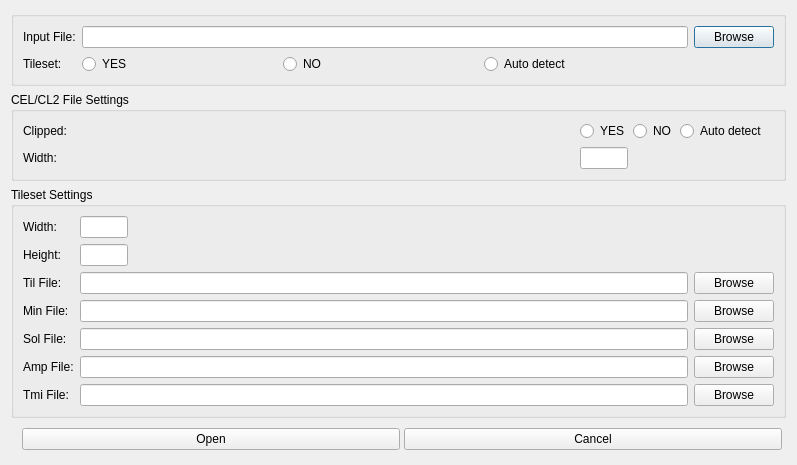
First picture: the form in source/openasdialog.ui, repository pionere/d1-graphics-tool, before the edit.
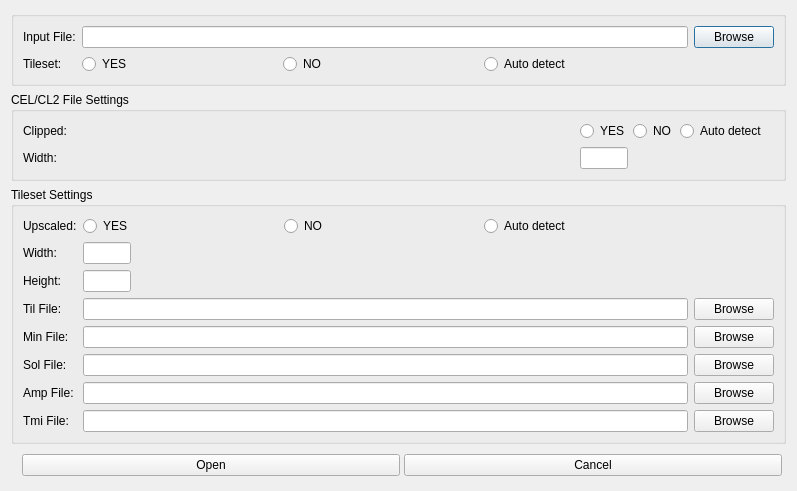
Second picture: the form after the edit.

Commit message: add support for upscaled tilesets

```diff
--- a/source/openasdialog.ui
+++ b/source/openasdialog.ui
@@ -222,13 +222,78 @@
      </property>
      <layout class="QGridLayout" name="gridLayout_2">
       <item row="0" column="0">
+       <widget class="QLabel" name="minUpscaledLabel">
+        <property name="text">
+         <string>Upscaled:</string>
+        </property>
+       </widget>
+      </item>
+      <item row="0" column="1">
+       <widget class="QWidget" name="minUpscaledWidget" native="true">
+        <layout class="QHBoxLayout" name="horizontalLayout_3">
+         <property name="spacing">
+          <number>4</number>
+         </property>
+         <property name="leftMargin">
+          <number>0</number>
+         </property>
+         <property name="topMargin">
+          <number>0</number>
+         </property>
+         <property name="rightMargin">
+          <number>0</number>
+         </property>
+         <property name="bottomMargin">
+          <number>0</number>
+         </property>
+         <item>
+          <widget class="QRadioButton" name="minUpscaledYesRadioButton">
+           <property name="text">
+            <string>YES</string>
+           </property>
+           <attribute name="buttonGroup">
+            <string notr="true">minUpscaledButtonGroup</string>
+           </attribute>
+          </widget>
+         </item>
+         <item>
+          <widget class="QRadioButton" name="minUpscaledNoRadioButton">
+           <property name="text">
+            <string>NO</string>
+           </property>
+           <attribute name="buttonGroup">
+            <string notr="true">minUpscaledButtonGroup</string>
+           </attribute>
+          </widget>
+         </item>
+         <item>
+          <widget class="QRadioButton" name="minUpscaledAutoRadioButton">
+           <property name="text">
+            <string>Auto detect</string>
+           </property>
+           <attribute name="buttonGroup">
+            <string notr="true">minUpscaledButtonGroup</string>
+           </attribute>
+          </widget>
+         </item>
+         <item>
+          <spacer name="horizontalSpacer_3_0">
+           <property name="orientation">
+            <enum>Qt::Horizontal</enum>
+           </property>
+          </spacer>
+         </item>
+        </layout>
+       </widget>
+      </item>
+      <item row="1" column="0">
        <widget class="QLabel" name="minWidthLabel">
         <property name="text">
          <string>Width:</string>
         </property>
        </widget>
       </item>
-      <item row="0" column="1">
+      <item row="1" column="1">
        <widget class="QLineEdit" name="minWidthEdit">
         <property name="minimumSize">
          <size>
@@ -247,14 +312,14 @@
         </property>
        </widget>
       </item>
-      <item row="1" column="0">
+      <item row="2" column="0">
        <widget class="QLabel" name="minHeightLabel">
         <property name="text">
          <string>Height:</string>
         </property>
        </widget>
       </item>
-      <item row="1" column="1">
+      <item row="2" column="1">
        <widget class="QLineEdit" name="minHeightEdit">
         <property name="minimumSize">
          <size>
@@ -273,105 +338,105 @@
         </property>
        </widget>
       </item>
-      <item row="2" column="0">
+      <item row="3" column="0">
        <widget class="QLabel" name="tilFileLabel">
         <property name="text">
          <string>Til File:</string>
         </property>
        </widget>
       </item>
-      <item row="2" column="1">
+      <item row="3" column="1">
        <widget class="QLineEdit" name="tilFileEdit">
         <property name="readOnly">
          <bool>true</bool>
         </property>
        </widget>
       </item>
-      <item row="2" column="2">
+      <item row="3" column="2">
        <widget class="QPushButton" name="tilFileBrowseButton">
         <property name="text">
          <string>Browse</string>
         </property>
        </widget>
       </item>
-      <item row="3" column="0">
+      <item row="4" column="0">
        <widget class="QLabel" name="minFileLabel">
         <property name="text">
          <string>Min File:</string>
         </property>
        </widget>
       </item>
-      <item row="3" column="1">
+      <item row="4" column="1">
        <widget class="QLineEdit" name="minFileEdit">
         <property name="readOnly">
          <bool>true</bool>
         </property>
        </widget>
       </item>
-      <item row="3" column="2">
+      <item row="4" column="2">
        <widget class="QPushButton" name="minFileBrowseButton">
         <property name="text">
          <string>Browse</string>
         </property>
        </widget>
       </item>
-      <item row="4" column="0">
+      <item row="5" column="0">
        <widget class="QLabel" name="solFileLabel">
         <property name="text">
          <string>Sol File:</string>
         </property>
        </widget>
       </item>
-      <item row="4" column="1">
+      <item row="5" column="1">
        <widget class="QLineEdit" name="solFileEdit">
         <property name="readOnly">
          <bool>true</bool>
         </property>
        </widget>
       </item>
-      <item row="4" column="2">
+      <item row="5" column="2">
        <widget class="QPushButton" name="solFileBrowseButton">
         <property name="text">
          <string>Browse</string>
         </property>
        </widget>
       </item>
-      <item row="5" column="0">
+      <item row="6" column="0">
        <widget class="QLabel" name="ampFileLabel">
         <property name="text">
          <string>Amp File:</string>
         </property>
        </widget>
       </item>
-      <item row="5" column="1">
+      <item row="6" column="1">
        <widget class="QLineEdit" name="ampFileEdit">
         <property name="readOnly">
          <bool>true</bool>
         </property>
        </widget>
       </item>
-      <item row="5" column="2">
+      <item row="6" column="2">
        <widget class="QPushButton" name="ampFileBrowseButton">
         <property name="text">
          <string>Browse</string>
         </property>
        </widget>
       </item>
-      <item row="6" column="0">
+      <item row="7" column="0">
        <widget class="QLabel" name="tmiFileLabel">
         <property name="text">
          <string>Tmi File:</string>
         </property>
        </widget>
       </item>
-      <item row="6" column="1">
+      <item row="7" column="1">
        <widget class="QLineEdit" name="tmiFileEdit">
         <property name="readOnly">
          <bool>true</bool>
         </property>
        </widget>
       </item>
-      <item row="6" column="2">
+      <item row="7" column="2">
        <widget class="QPushButton" name="tmiFileBrowseButton">
         <property name="text">
          <string>Browse</string>
```
Left out of the diff: 1 changed line with no effect on the pictures. The commit also changes 11 other files.
